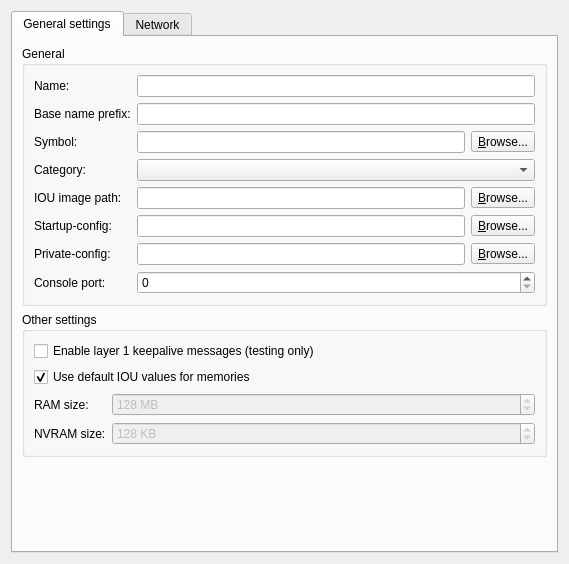
GNS3/gns3-gui, file gns3/modules/iou/ui/iou_device_configuration_page.ui: the form before one commit.
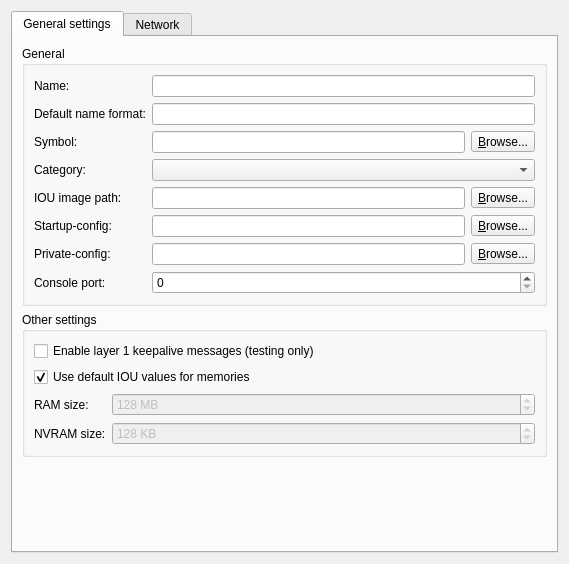
The form after the commit.

Commit message: Changes "base name prefix" to "default name format". Ref #748.

The edit to the form file:
```diff
--- a/gns3/modules/iou/ui/iou_device_configuration_page.ui
+++ b/gns3/modules/iou/ui/iou_device_configuration_page.ui
@@ -166,7 +166,7 @@
           <item row="1" column="0">
            <widget class="QLabel" name="uiBaseNamePrefixLabel">
             <property name="text">
-             <string>Base name prefix:</string>
+             <string>Default name format:</string>
             </property>
            </widget>
           </item>
```
Left out of the diff: 4 changed lines with no effect on the pictures. The commit also changes 20 other files.
